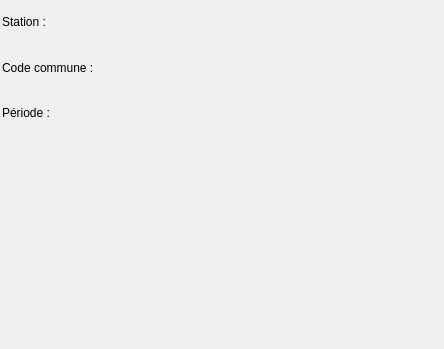
Qt form GeoStation_Projet/vigicruesmosaicwidget.ui (SoheibBiga/GeoStation) before a commit.
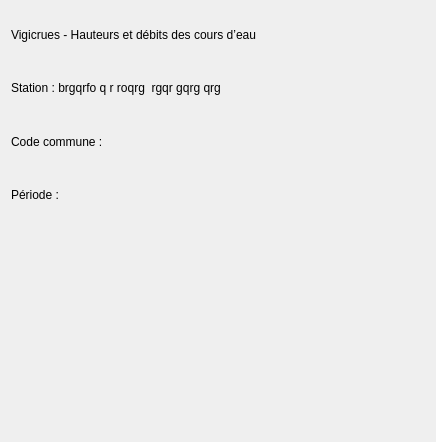
The same form after that commit. Custom widgets are drawn as their Qt base class.

Commit message: ajout vigicrues

The edit to the form file:
```diff
--- a/GeoStation_Projet/vigicruesmosaicwidget.ui
+++ b/GeoStation_Projet/vigicruesmosaicwidget.ui
@@ -6,37 +6,38 @@
    <rect>
     <x>0</x>
     <y>0</y>
-    <width>444</width>
-    <height>349</height>
+    <width>436</width>
+    <height>442</height>
    </rect>
   </property>
+  <property name="minimumSize">
+   <size>
+    <width>200</width>
+    <height>200</height>
+   </size>
+  </property>
   <property name="windowTitle">
    <string>Form</string>
   </property>
-  <widget class="LineChartWidget" name="widget" native="true">
-   <property name="geometry">
-    <rect>
-     <x>1</x>
-     <y>129</y>
-     <width>439</width>
-     <height>211</height>
-    </rect>
-   </property>
-  </widget>
-  <widget class="QWidget" name="">
-   <property name="geometry">
-    <rect>
-     <x>2</x>
-     <y>2</y>
-     <width>191</width>
-     <height>131</height>
-    </rect>
-   </property>
+  <layout class="QVBoxLayout" name="verticalLayout_3">
+   <item>
+    <layout class="QVBoxLayout" name="verticalLayout_2">
+     <item>
    <layout class="QVBoxLayout" name="verticalLayout">
+       <item>
+        <widget class="QLabel" name="label_4">
+         <property name="text">
+          <string>Vigicrues - Hauteurs et débits des cours d’eau</string>
+         </property>
+        </widget>
+       </item>
     <item>
      <widget class="QLabel" name="label">
+         <property name="enabled">
+          <bool>true</bool>
+         </property>
       <property name="text">
-       <string>Station :</string>
+          <string>Station : brgqrfo q r roqrg  rgqr gqrg qrg </string>
       </property>
      </widget>
     </item>
@@ -55,7 +56,13 @@
      </widget>
     </item>
    </layout>
-  </widget>
+     </item>
+     <item>
+      <widget class="LineChartWidget" name="graphique" native="true"/>
+     </item>
+    </layout>
+   </item>
+  </layout>
  </widget>
  <customwidgets>
   <customwidget>
```
Lines whose indentation alone changed are shown as unchanged. The commit also changes 8 other files.
